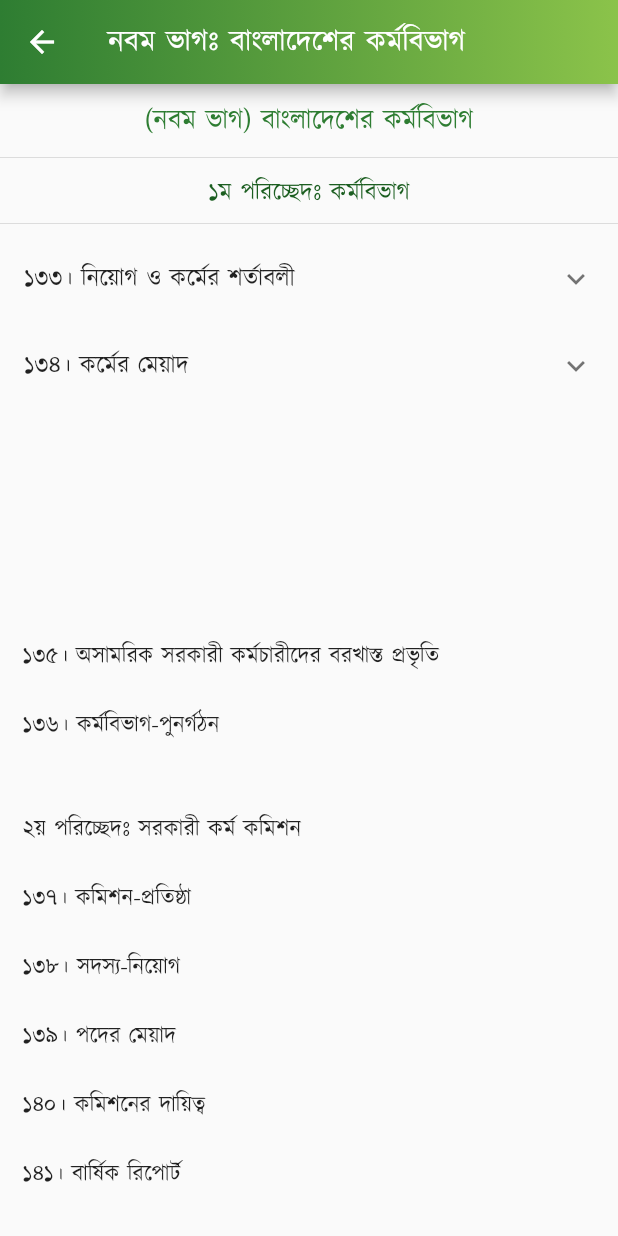
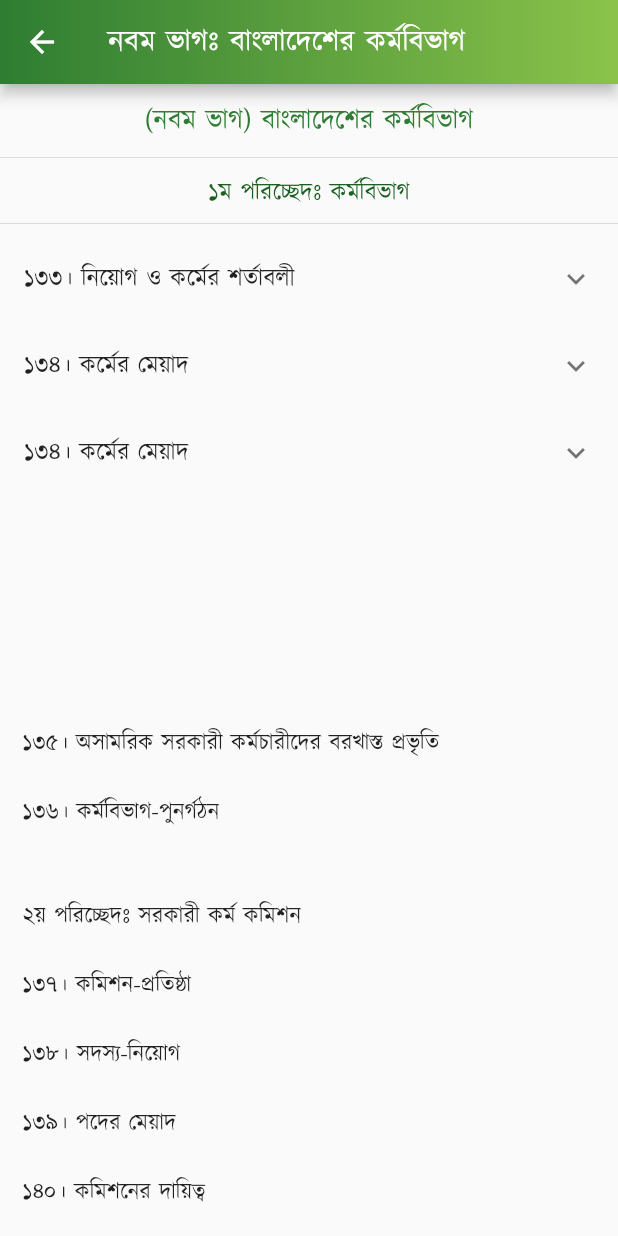
Before and after one commit to Azimul-Haque/flutter-onesignal, a Flutter app: the PartNine screen opened directly, on a phone screen of 412 x 824 dp. Run offline on Flutter 3.47's test engine with Material 2 defaults, Android fonts, the phone set to English and light mode, and no system bars; our stand-ins replace fluttertoast, package_info_plus, percent_indicator, shared_preferences, sqflite; missing offline and left inert: blinking_text, flutter_share, onesignal_flutter, slide_popup_dialog; accounts and stored records are empty; network calls fail.

Commit message:
Commit Sat 04/30/2022  0:09:44.21 15515

```diff
--- a/lib/pages/constitution/part9.dart
+++ b/lib/pages/constitution/part9.dart
@@ -62,6 +62,16 @@ class PartNine extends StatelessWidget {
               )),
             ],
           ),
+          ExpansionTile(
+            title: Text('১৩৪। কর্মের মেয়াদ'),
+            children: <Widget>[
+              ListTile(
+                  title: SelectableText(
+                '১৩৪। এই সংবিধানের দ্বারা অন্যরূপ বিধান না করা হইয়া থাকিলে প্রজাতন্ত্রের কর্মে নিযুক্ত প্রত্যেক ব্যক্তি রাষ্ট্রপতির সন্তোষানুযায়ী সময়সীমা পর্যন্ত স্বীয় পদে বহাল থাকিবেন।',
+                textAlign: TextAlign.justify,
+              )),
+            ],
+          ),
           Padding(
             padding: EdgeInsets.all(15),
             child: Column(children: <Widget>[
```
